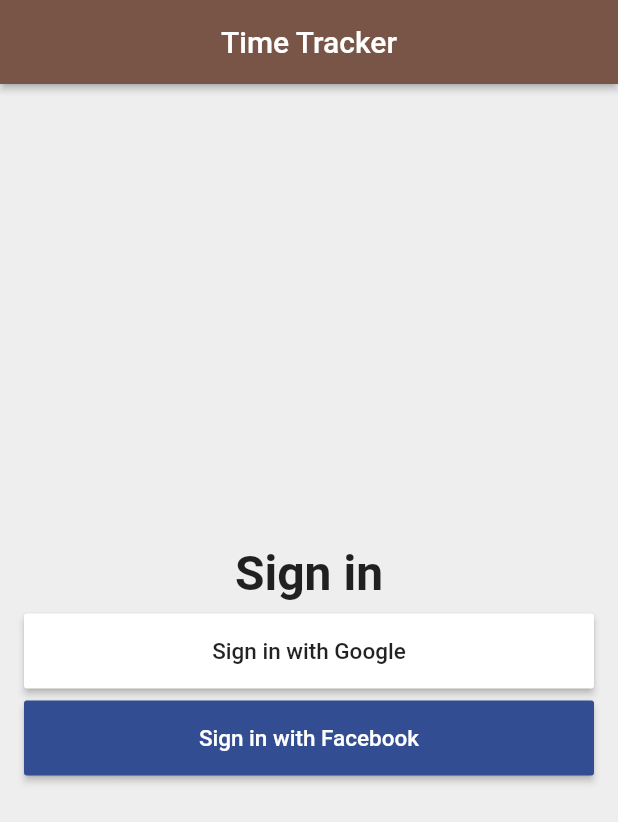
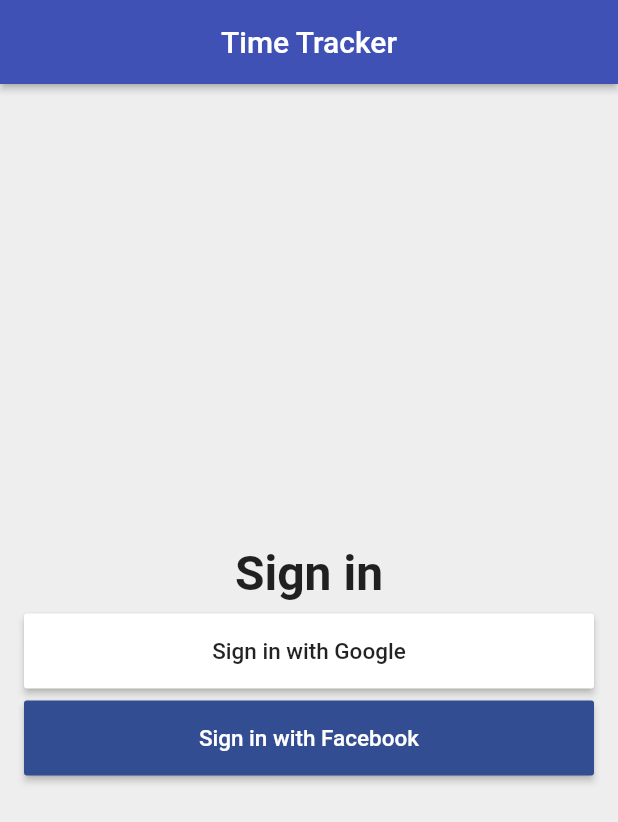
Before and after one commit to Eventyret/flutter-time-tracker, a Flutter app: the screen it shows after launch, on a phone screen of 412 x 824 dp. Shown: the top 822 px of the screen. Run offline on Flutter 3.47's test engine with Material 2 defaults, Android fonts, the phone set to English and light mode, and no system bars.

Commit message:
Change color

```diff
--- a/lib/main.dart
+++ b/lib/main.dart
@@ -10,7 +10,7 @@ class MyApp extends StatelessWidget {
   Widget build(BuildContext context) {
     return MaterialApp(
       title: 'Time Tracker',
-      theme: ThemeData(primarySwatch: Colors.brown),
+      theme: ThemeData(primarySwatch: Colors.indigo),
       home: SignInPage()
     );
   }
```
